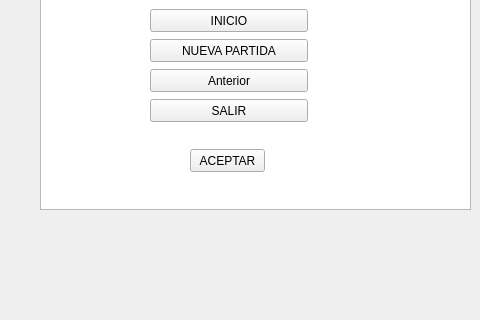
First picture: the form in Codigo/Proyecto_final/mainwindow.ui, repository juanUrbinez/ProyectoFinal, before the edit; both pictures show x 0 to 480 and y 121 to 441 of the 800 by 600 pixel window.
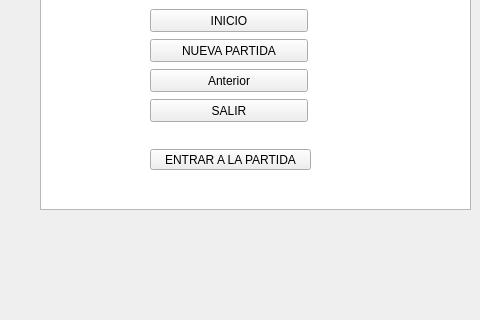
Second picture: the form after the edit.

Commit message: ajustes en la partida

```diff
--- a/Codigo/Proyecto_final/mainwindow.ui
+++ b/Codigo/Proyecto_final/mainwindow.ui
@@ -128,14 +128,14 @@
    <widget class="QPushButton" name="aceptar">
     <property name="geometry">
      <rect>
-      <x>190</x>
+      <x>150</x>
       <y>270</y>
-      <width>75</width>
-      <height>23</height>
+      <width>161</width>
+      <height>21</height>
      </rect>
     </property>
     <property name="text">
-     <string>ACEPTAR</string>
+     <string>ENTRAR A LA PARTIDA</string>
     </property>
    </widget>
    <widget class="QPushButton" name="nivel">
```
Left out of the diff: 7 changed lines with no effect on the pictures. The commit also changes 20 other files.
